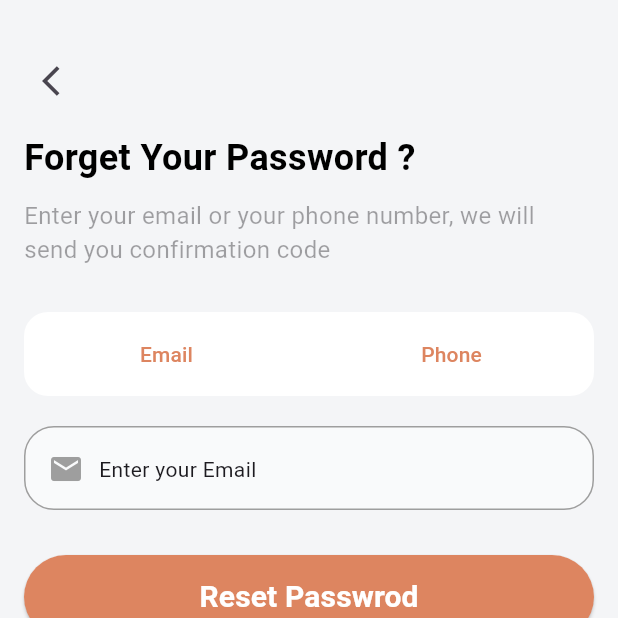
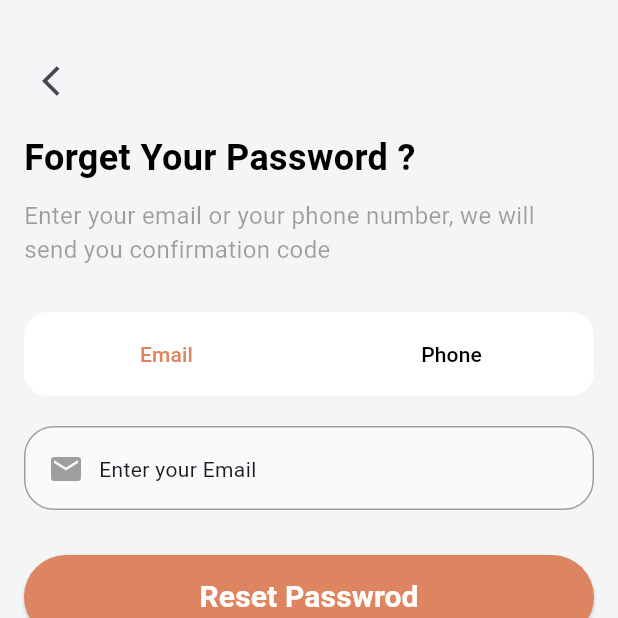
Before and after one commit to Eng-Nader/collegeApp-, a Flutter app: the ForgetBaswordView screen opened by its route, on a phone screen of 412 x 824 dp, the top half of it. Run offline on Flutter 3.47's test engine with Material 3 defaults, Android fonts, the light colour scheme and no system bars; our stand-ins replace go_router, pin_code_fields.

Commit message:
Finish of ForgetPassword View

```diff
--- a/lib/view/forget_basword_view.dart
+++ b/lib/view/forget_basword_view.dart
@@ -79,7 +79,7 @@ class _ForgetBaswordViewState extends State<ForgetBaswordView> {
                       child: Text(
                         'Email',
                         style: TextStyle(
-                          color: primaryColor,
+                          color: isPhone == false ? primaryColor : Colors.black,
                         ),
                       ),
                     ),
@@ -93,7 +93,7 @@ class _ForgetBaswordViewState extends State<ForgetBaswordView> {
                       child: Text(
                         'Phone',
                         style: TextStyle(
-                          color: primaryColor,
+                          color: isPhone == true ? primaryColor : Colors.black,
                         ),
                       ),
                     ),
@@ -105,7 +105,7 @@ class _ForgetBaswordViewState extends State<ForgetBaswordView> {
               height: 20,
             ),
             CustomTextFild(
-              icon: Icons.email,
+              icon: isPhone == true ? Icons.phone : Icons.email,
               title: isPhone == true ? 'Enter your Phone ' : 'Enter your Email',
             ),
             SizedBox(
```
